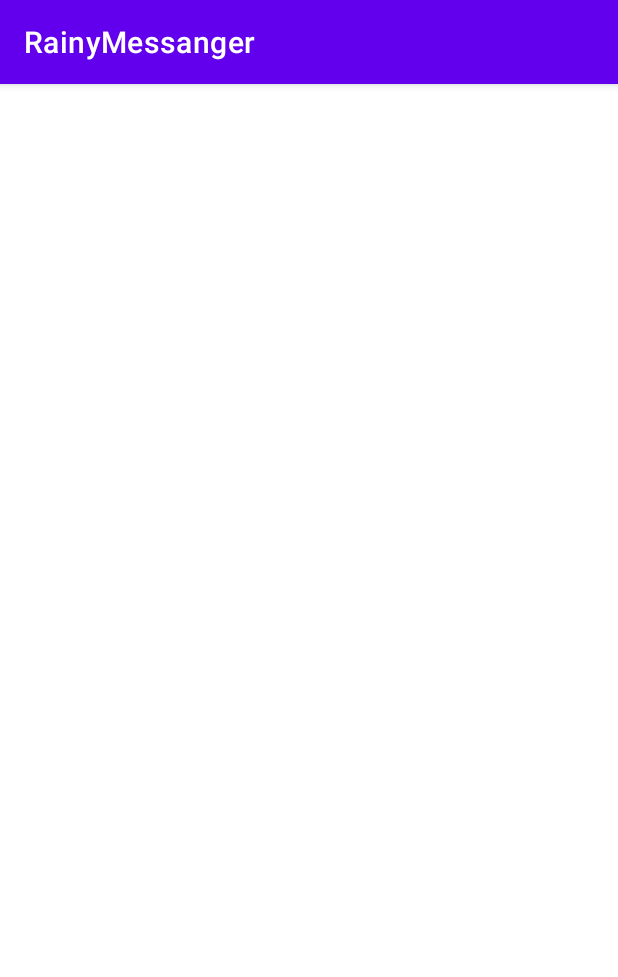
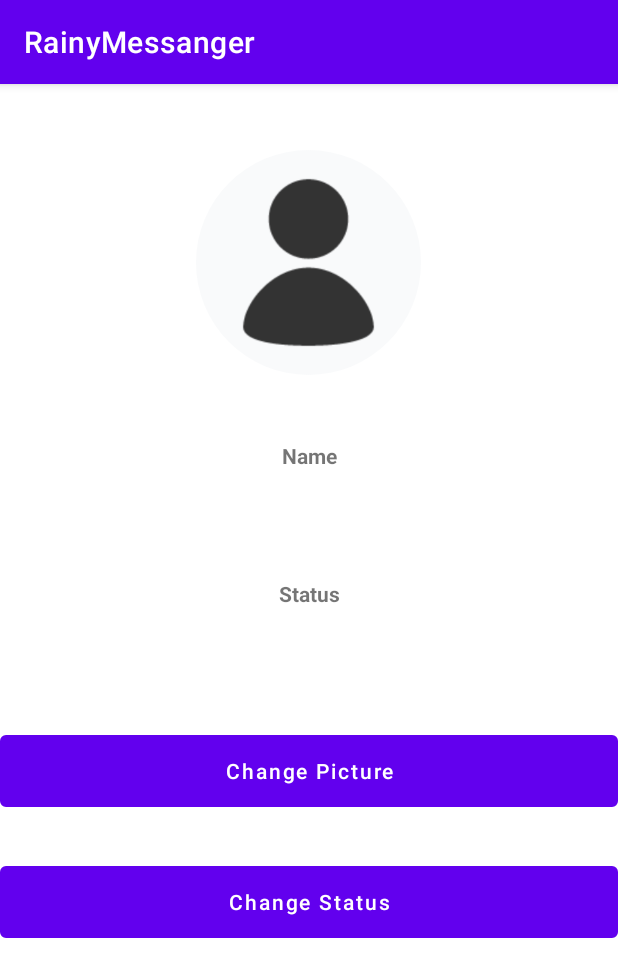
Before and after one commit to hosseinkasiri/Rainy-Messenger, an Android app: the SettingsActivity screen opened directly, with no data from a screen before it, on a phone screen of 412 x 824 dp. Shown: the top 977 px of the screen. Run offline under Robolectric (Android 15) with nearby library versions, the phone set to English and light mode, and no system bars; our stand-ins replace CircleImageView.

Commit message:
design setting page

```diff
--- a/app/build.gradle
+++ b/app/build.gradle
@@ -49,4 +49,5 @@ dependencies {
     androidTestImplementation 'androidx.test.ext:junit:1.1.2'
     androidTestImplementation 'androidx.test.espresso:espresso-core:3.3.0'
     implementation 'com.google.firebase:firebase-database:19.6.0'
+    implementation 'de.hdodenhof:circleimageview:3.1.0'
 }
--- a/app/src/main/java/com/example/rainymessanger/fragments/CreateAccountFragment.kt
+++ b/app/src/main/java/com/example/rainymessanger/fragments/CreateAccountFragment.kt
@@ -69,6 +69,7 @@ class CreateAccountFragment : Fragment() {
                     var userObject = HashMap<String, String>()
                     userObject.put("displayName", name)
                     userObject.put("image", "default")
+                    userObject.put("status", "i`m programmer ...")
                     userObject.put("thumbImage", "default")
                     mDatabase!!.setValue(userObject).addOnCompleteListener {
                         if (it.isSuccessful) {
--- a/app/src/main/res/layout/activity_settings.xml
+++ b/app/src/main/res/layout/activity_settings.xml
@@ -6,4 +6,72 @@
     android:layout_height="match_parent"
     tools:context=".activities.SettingsActivity">
 
+    <de.hdodenhof.circleimageview.CircleImageView
+        android:id="@+id/circleImageView"
+        android:layout_width="150dp"
+        android:layout_height="150dp"
+        android:layout_marginTop="44dp"
+        android:src="@drawable/profile_img"
+        app:layout_constraintEnd_toEndOf="parent"
+        app:layout_constraintHorizontal_bias="0.498"
+        app:layout_constraintStart_toStartOf="parent"
+        app:layout_constraintTop_toTopOf="parent">
+
+    </de.hdodenhof.circleimageview.CircleImageView>
+
+    <TextView
+        android:id="@+id/setting_name"
+        android:layout_width="match_parent"
+        android:layout_height="40dp"
+        android:layout_marginTop="44dp"
+        android:text="@string/setting_name"
+        android:textAlignment="center"
+        android:textStyle="bold"
+        app:layout_constraintEnd_toEndOf="parent"
+        app:layout_constraintHorizontal_bias="0.0"
+        app:layout_constraintStart_toStartOf="parent"
+        app:layout_constraintTop_toBottomOf="@+id/circleImageView" />
+
+    <TextView
+        android:id="@+id/setting_status"
+        android:layout_width="match_parent"
+        android:layout_height="80dp"
+        android:textStyle="bold"
+        android:textAlignment="center"
+        android:layout_marginTop="52dp"
+        android:text="@string/status"
+        app:layout_constraintEnd_toEndOf="parent"
+        app:layout_constraintStart_toStartOf="parent"
+        app:layout_constraintTop_toBottomOf="@+id/setting_name" />
+
+    <Button
+        android:id="@+id/setting_change_pic"
+        android:layout_width="0dp"
+        android:layout_height="wrap_content"
+        android:layout_marginTop="24dp"
+        android:text="@string/change_picture"
+        android:textAllCaps="false"
+        android:background="@drawable/bt_shape"
+        android:stateListAnimator="@drawable/state_list_animator_z"
+        app:layout_constraintEnd_toEndOf="parent"
+        app:layout_constraintHorizontal_bias="0.0"
+        app:layout_constraintStart_toStartOf="parent"
+        app:layout_constraintTop_toBottomOf="@+id/setting_status" />
+
+    <Button
+        android:id="@+id/setting_change_status"
+        android:layout_width="0dp"
+        android:layout_height="wrap_content"
+        android:layout_marginTop="20dp"
+        android:background="@drawable/bt_shape"
+        android:stateListAnimator="@drawable/state_list_animator_z"
+        android:text="@string/change_status"
+        android:textAllCaps="false"
+        app:layout_constraintBottom_toBottomOf="parent"
+        app:layout_constraintEnd_toEndOf="parent"
+        app:layout_constraintHorizontal_bias="0.0"
+        app:layout_constraintStart_toStartOf="parent"
+        app:layout_constraintTop_toBottomOf="@+id/setting_change_pic"
+        app:layout_constraintVertical_bias="0.088" />
+
 </androidx.constraintlayout.widget.ConstraintLayout>
--- a/app/src/main/res/values/strings.xml
+++ b/app/src/main/res/values/strings.xml
@@ -9,4 +9,8 @@
     <string name="create_account">Create new account</string>
     <string name="name">name :</string>
     <string name="create">Create account</string>
+    <string name="change_picture">Change Picture</string>
+    <string name="change_status">Change Status</string>
+    <string name="status">Status</string>
+    <string name="setting_name">Name</string>
 </resources>
```
